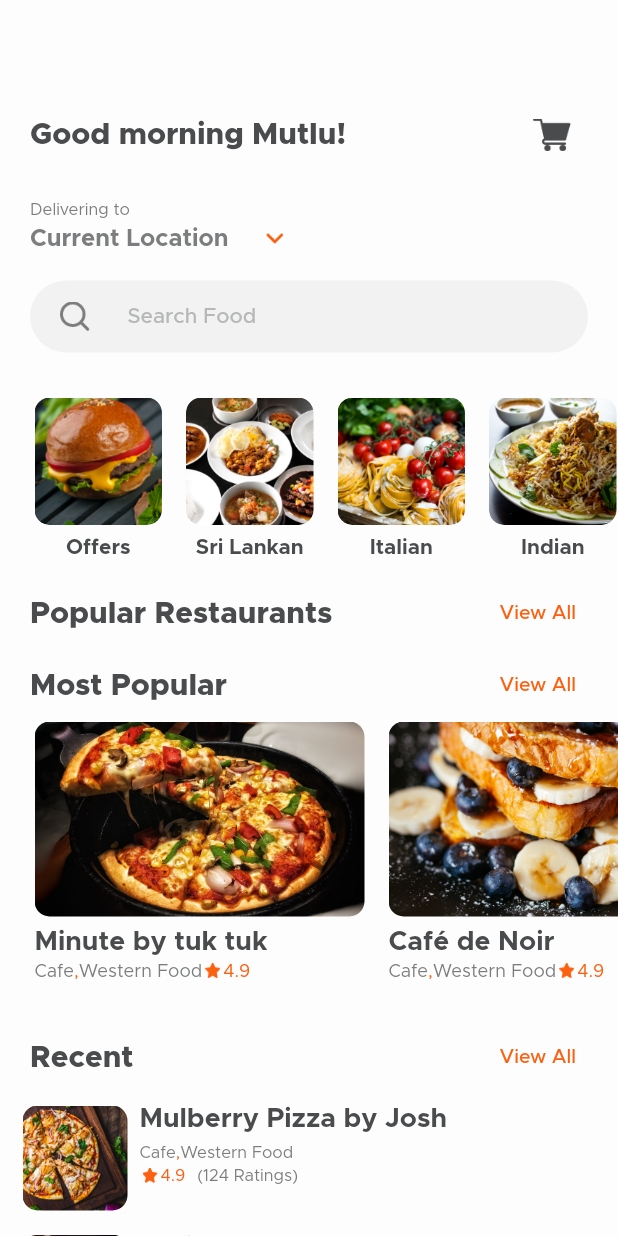
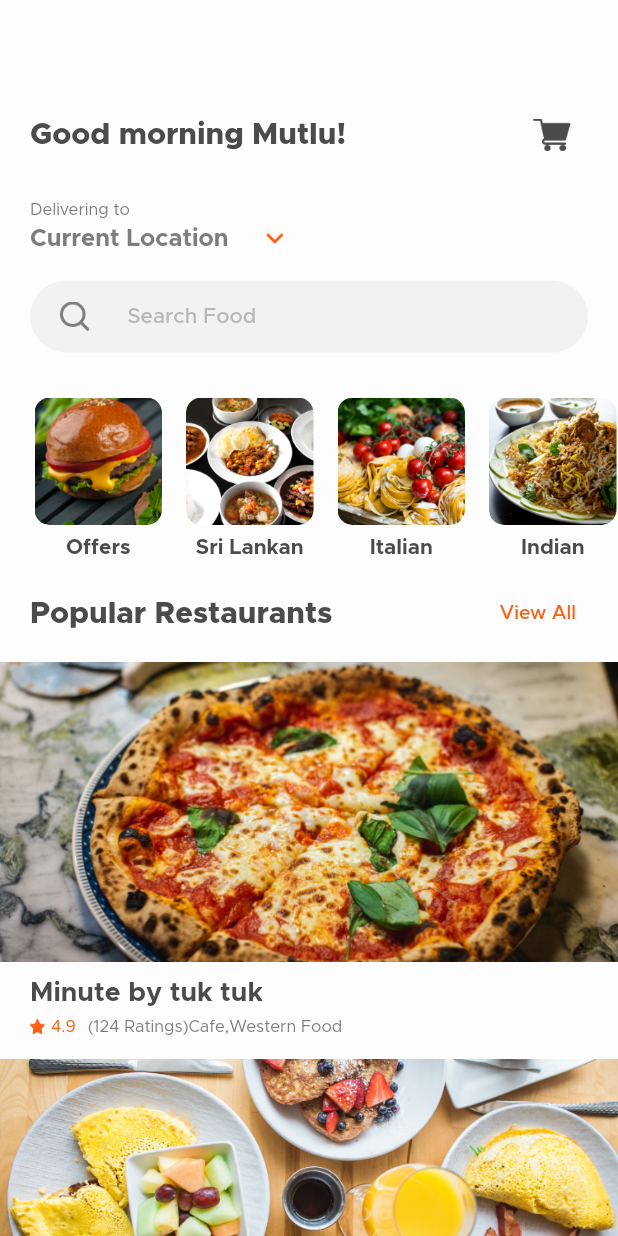
Before and after one commit to MutluClkn/meal_monkey, a Flutter app: the HomeView screen opened directly, on a phone screen of 412 x 824 dp. Run offline on Flutter 3.47's test engine with Material 2 defaults, Android fonts, the phone set to English and light mode, and no system bars; missing offline and left inert: otp_pin_field.

Commit message:
Home screen UI created.

```diff
--- a/lib/common_widget/most_popular_cell.dart
+++ b/lib/common_widget/most_popular_cell.dart
@@ -66,14 +66,17 @@ class MostPopularCell extends StatelessWidget {
                     fontSize: 12,
                   ),
                 ),
-                Padding(
-                  padding: const EdgeInsets.symmetric(horizontal: 2),
-                  child: Image.asset(
-                    'assets/images/rate.png',
-                    width: 10,
-                    height: 10,
-                    fit: BoxFit.cover,
-                  ),
+                const SizedBox(
+                  width: 8,
+                ),
+                Image.asset(
+                  'assets/images/rate.png',
+                  width: 10,
+                  height: 10,
+                  fit: BoxFit.cover,
+                ),
+                const SizedBox(
+                  width: 4,
                 ),
                 Text(
                   mObj['rate'],
--- a/lib/common_widget/recent_menu_cell.dart
+++ b/lib/common_widget/popular_restaurants_row.dart
@@ -1,10 +1,11 @@
 import 'package:flutter/material.dart';
 import 'package:meal_monkey/common/color_extension.dart';
 
-class RecentMenuCell extends StatelessWidget {
-  final Map rObj;
+class PopularRestaurantsRow extends StatelessWidget {
+  final Map pObj;
   final VoidCallback onTap;
-  const RecentMenuCell({super.key, required this.rObj, required this.onTap});
+  const PopularRestaurantsRow(
+      {super.key, required this.pObj, required this.onTap});
 
   @override
   Widget build(BuildContext context) {
@@ -12,27 +13,26 @@ class RecentMenuCell extends StatelessWidget {
       margin: const EdgeInsets.symmetric(vertical: 8),
       child: InkWell(
         onTap: onTap,
-        child: Row(
+        child: Column(
           crossAxisAlignment: CrossAxisAlignment.start,
           children: [
-            ClipRRect(
-              borderRadius: BorderRadius.circular(10),
-              child: Image.asset(
-                rObj['image'].toString(),
-                width: 70,
-                height: 70,
-                fit: BoxFit.cover,
-              ),
+            Image.asset(
+              pObj['image'].toString(),
+              width: double.maxFinite,
+              height: 200,
+              fit: BoxFit.cover,
             ),
             const SizedBox(
               width: 8,
+              height: 12,
             ),
-            Expanded(
+            Padding(
+              padding: const EdgeInsets.symmetric(horizontal: 20),
               child: Column(
                 crossAxisAlignment: CrossAxisAlignment.start,
                 children: [
                   Text(
-                    rObj['name'],
+                    pObj['name'],
                     textAlign: TextAlign.center,
                     style: TextStyle(
                       color: TColor.primaryText,
@@ -46,8 +46,39 @@ class RecentMenuCell extends StatelessWidget {
                   Row(
                     mainAxisAlignment: MainAxisAlignment.start,
                     children: [
+                      Image.asset(
+                        'assets/images/rate.png',
+                        width: 10,
+                        height: 10,
+                        fit: BoxFit.cover,
+                      ),
+                      const SizedBox(
+                        width: 4,
+                      ),
                       Text(
-                        rObj['type'],
+                        pObj['rate'],
+                        textAlign: TextAlign.center,
+                        style: TextStyle(
+                          color: TColor.primary,
+                          fontSize: 11,
+                        ),
+                      ),
+                      const SizedBox(
+                        width: 8,
+                      ),
+                      Text(
+                        '(${pObj['rating']} Ratings)',
+                        textAlign: TextAlign.center,
+                        style: TextStyle(
+                          color: TColor.secondaryText,
+                          fontSize: 11,
+                        ),
+                      ),
+                      const SizedBox(
+                        height: 8,
+                      ),
+                      Text(
+                        pObj['type'],
                         textAlign: TextAlign.center,
                         style: TextStyle(
                           color: TColor.secondaryText,
@@ -63,43 +94,7 @@ class RecentMenuCell extends StatelessWidget {
                         ),
                       ),
                       Text(
-                        rObj['food_type'],
-                        textAlign: TextAlign.center,
-                        style: TextStyle(
-                          color: TColor.secondaryText,
-                          fontSize: 11,
-                        ),
-                      ),
-                    ],
-                  ),
-                  const SizedBox(
-                    height: 4,
-                  ),
-                  Row(
-                    mainAxisAlignment: MainAxisAlignment.start,
-                    children: [
-                      Padding(
-                        padding: const EdgeInsets.symmetric(horizontal: 2),
-                        child: Image.asset(
-                          'assets/images/rate.png',
-                          width: 10,
-                          height: 10,
-                          fit: BoxFit.cover,
-                        ),
-                      ),
-                      Text(
-                        rObj['rate'],
-                        textAlign: TextAlign.center,
-                        style: TextStyle(
-                          color: TColor.primary,
-                          fontSize: 11,
-                        ),
-                      ),
-                      const SizedBox(
-                        width: 8,
-                      ),
-                      Text(
-                        '(${rObj['rating']} Ratings)',
+                        pObj['food_type'],
                         textAlign: TextAlign.center,
                         style: TextStyle(
                           color: TColor.secondaryText,
--- a/lib/view/home/home_view.dart
+++ b/lib/view/home/home_view.dart
@@ -2,7 +2,8 @@ import 'package:flutter/material.dart';
 import 'package:meal_monkey/common/color_extension.dart';
 import 'package:meal_monkey/common_widget/category_cell.dart';
 import 'package:meal_monkey/common_widget/most_popular_cell.dart';
-import 'package:meal_monkey/common_widget/recent_menu_cell.dart';
+import 'package:meal_monkey/common_widget/popular_restaurants_row.dart';
+import 'package:meal_monkey/common_widget/recent_restaurants_row.dart';
 import 'package:meal_monkey/common_widget/round_textfield.dart';
 import 'package:meal_monkey/common_widget/view_all_title_row.dart';
 
@@ -223,6 +224,19 @@ class _HomeViewState extends State<HomeView> {
                   onView: () {},
                 ),
               ),
+              ListView.builder(
+                physics: const NeverScrollableScrollPhysics(),
+                shrinkWrap: true,
+                padding: EdgeInsets.zero,
+                itemCount: popularArr.length,
+                itemBuilder: ((context, index) {
+                  var pObj = popularArr[index] as Map? ?? {};
+                  return PopularRestaurantsRow(
+                    pObj: pObj,
+                    onTap: () {},
+                  );
+                }),
+              ),
               Padding(
                 padding: const EdgeInsets.symmetric(horizontal: 20),
                 child: ViewAllTitleRow(
@@ -259,7 +273,7 @@ class _HomeViewState extends State<HomeView> {
                 itemCount: recentArr.length,
                 itemBuilder: ((context, index) {
                   var rObj = recentArr[index] as Map? ?? {};
-                  return RecentMenuCell(
+                  return RecentRestaurantsRow(
                     rObj: rObj,
                     onTap: () {},
                   );
```
Also changed, not shown: lib/common_widget/recent_restaurants_row.dart (added, +120 -0 lines), documents/home1.png (added), documents/home2.png (added), documents/home3.png (added), 1 other file.
